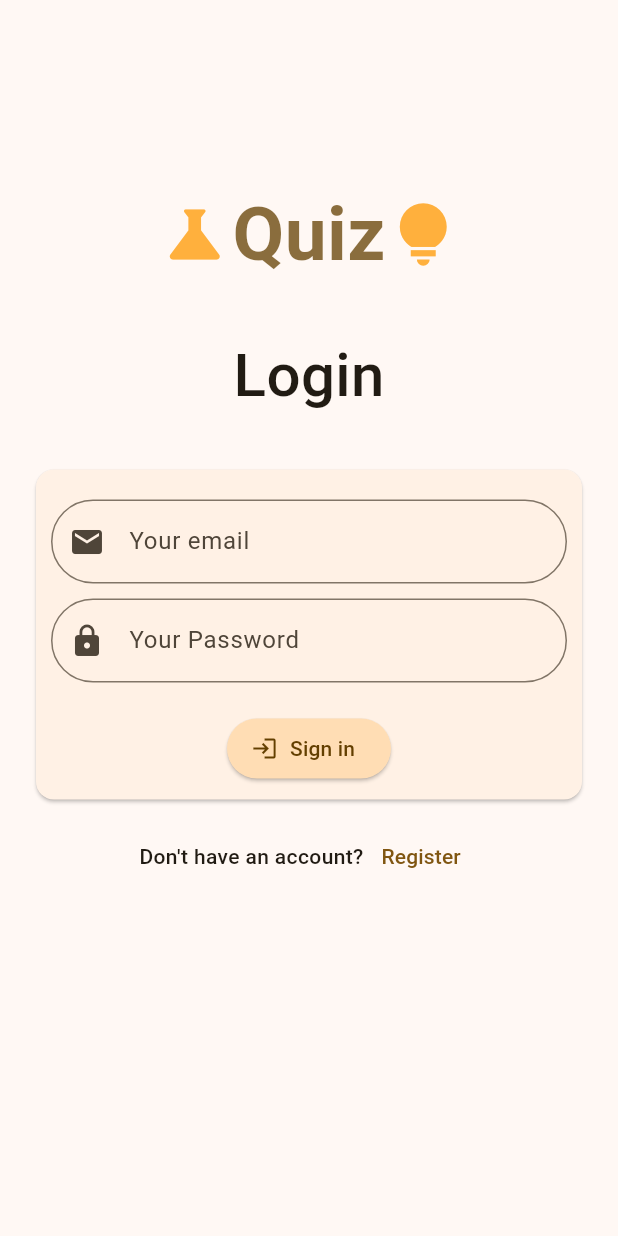
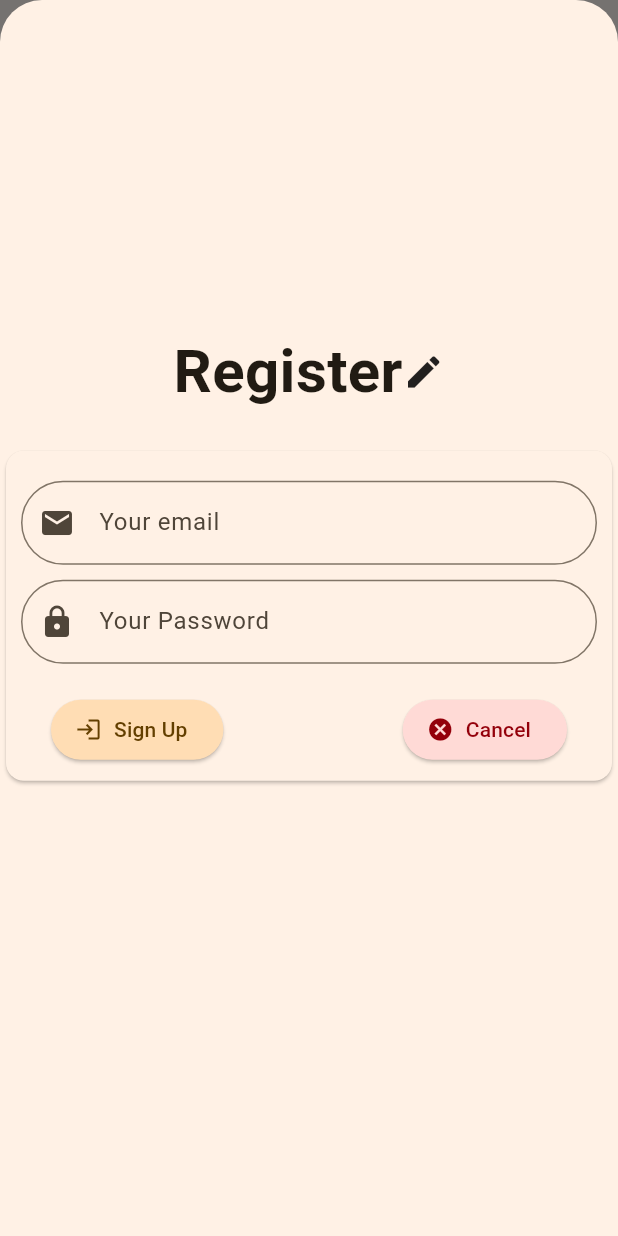
Before and after one commit to 20vikash/Stmz, a Flutter app: the screen it shows after launch, after a tap on "Register", on a phone screen of 412 x 824 dp. Run offline on Flutter 3.47's test engine with Material 2 defaults, Android fonts, the phone set to English and light mode, and no system bars.

Commit message:
Buid register modal screen

```diff
--- a/lib/auth.dart
+++ b/lib/auth.dart
@@ -1,5 +1,7 @@
 import 'package:flutter/material.dart';
 import 'package:flutter/services.dart';
+import 'package:stem_quiz/card.dart';
+import 'package:stem_quiz/register_sheet.dart';
 
 class Auth extends StatelessWidget {
   const Auth({super.key});
@@ -10,10 +12,8 @@ class Auth extends StatelessWidget {
       DeviceOrientation.portraitUp,
     ]);
 
-    final TextEditingController emailC = TextEditingController();
-    final TextEditingController passC = TextEditingController();
-
     return Scaffold(
+      resizeToAvoidBottomInset: false,
       body: SafeArea(
         child: Column(
           children: [
@@ -29,7 +29,7 @@ class Auth extends StatelessWidget {
                   color: Colors.orange.withOpacity(0.75),
                 ),
                 Text(
-                  "Quiz",
+                  "Stmz",
                   style: TextStyle(
                     fontSize: 50,
                     fontWeight: FontWeight.w700,
@@ -56,66 +56,10 @@ class Auth extends StatelessWidget {
             const SizedBox(
               height: 10,
             ),
-            Padding(
-              padding: const EdgeInsets.only(
-                  top: 20, right: 20, left: 20, bottom: 10),
-              child: Card(
-                child: Column(
-                  children: [
-                    Padding(
-                      padding: const EdgeInsets.fromLTRB(10, 20, 10, 0),
-                      child: TextField(
-                        controller: emailC,
-                        decoration: InputDecoration(
-                            hintText: "Your email",
-                            prefixIcon: const Icon(Icons.email),
-                            border: OutlineInputBorder(
-                                borderRadius: BorderRadius.circular(30))),
-                      ),
-                    ),
-                    const SizedBox(
-                      height: 10,
-                    ),
-                    Padding(
-                      padding: const EdgeInsets.fromLTRB(10, 0, 10, 0),
-                      child: TextField(
-                        obscureText: true,
-                        controller: passC,
-                        decoration: InputDecoration(
-                            border: OutlineInputBorder(
-                                borderRadius: BorderRadius.circular(30)),
-                            hintText: "Your Password",
-                            prefixIcon: const Icon(Icons.lock)),
-                      ),
-                    ),
-                    const SizedBox(
-                      height: 20,
-                    ),
-                    ElevatedButton.icon(
-                      onPressed: () {},
-                      icon: Icon(
-                        Icons.login,
-                        color: Theme.of(context).colorScheme.onPrimaryContainer,
-                      ),
-                      label: Text(
-                        "Sign in",
-                        style: TextStyle(
-                            color: Theme.of(context)
-                                .colorScheme
-                                .onPrimaryContainer),
-                      ),
-                      style: ButtonStyle(
-                        backgroundColor: MaterialStatePropertyAll(
-                            Theme.of(context).colorScheme.primaryContainer),
-                      ),
-                    ),
-                    const SizedBox(
-                      height: 10,
-                    ),
-                  ],
-                ),
-              ),
-            ),
+            const Padding(
+                padding:
+                    EdgeInsets.only(top: 20, right: 20, left: 20, bottom: 10),
+                child: CardWid(authString: "Sign in")),
             Row(
               mainAxisAlignment: MainAxisAlignment.center,
               children: [
@@ -124,7 +68,13 @@ class Auth extends StatelessWidget {
                   style: TextStyle(fontWeight: FontWeight.w500),
                 ),
                 TextButton(
-                  onPressed: () {},
+                  onPressed: () {
+                    showModalBottomSheet(
+                      isScrollControlled: true,
+                      context: context,
+                      builder: (ctx) => const Register(),
+                    );
+                  },
                   child: const Text("Register"),
                 ),
               ],
--- /dev/null
+++ b/lib/card.dart
@@ -0,0 +1,115 @@
+import 'package:flutter/material.dart';
+
+class CardWid extends StatelessWidget {
+  const CardWid({super.key, required this.authString});
+
+  final String authString;
+
+  @override
+  Widget build(BuildContext context) {
+    final TextEditingController emailC = TextEditingController();
+    final TextEditingController passC = TextEditingController();
+
+    return Card(
+      child: Column(
+        children: [
+          Padding(
+            padding: const EdgeInsets.fromLTRB(10, 20, 10, 0),
+            child: TextField(
+              controller: emailC,
+              decoration: InputDecoration(
+                  hintText: "Your email",
+                  prefixIcon: const Icon(Icons.email),
+                  border: OutlineInputBorder(
+                      borderRadius: BorderRadius.circular(30))),
+            ),
+          ),
+          const SizedBox(
+            height: 10,
+          ),
+          Padding(
+            padding: const EdgeInsets.fromLTRB(10, 0, 10, 0),
+            child: TextField(
+              obscureText: true,
+              controller: passC,
+              decoration: InputDecoration(
+                  border: OutlineInputBorder(
+                      borderRadius: BorderRadius.circular(30)),
+                  hintText: "Your Password",
+                  prefixIcon: const Icon(Icons.lock)),
+            ),
+          ),
+          const SizedBox(
+            height: 20,
+          ),
+          authString == "Sign in"
+              ? ElevatedButton.icon(
+                  onPressed: () {},
+                  icon: Icon(
+                    Icons.login,
+                    color: Theme.of(context).colorScheme.onPrimaryContainer,
+                  ),
+                  label: Text(
+                    authString,
+                    style: TextStyle(
+                        color:
+                            Theme.of(context).colorScheme.onPrimaryContainer),
+                  ),
+                  style: ButtonStyle(
+                    backgroundColor: MaterialStatePropertyAll(
+                        Theme.of(context).colorScheme.primaryContainer),
+                  ),
+                )
+              : Row(
+                mainAxisAlignment: MainAxisAlignment.center,
+                  children: [
+                    const SizedBox(width: 30),
+                    ElevatedButton.icon(
+                      onPressed: () {},
+                      icon: Icon(
+                        Icons.login,
+                        color: Theme.of(context).colorScheme.onPrimaryContainer,
+                      ),
+                      label: Text(
+                        authString,
+                        style: TextStyle(
+                            color: Theme.of(context)
+                                .colorScheme
+                                .onPrimaryContainer),
+                      ),
+                      style: ButtonStyle(
+                        backgroundColor: MaterialStatePropertyAll(
+                            Theme.of(context).colorScheme.primaryContainer),
+                      ),
+                    ),
+                    const  Spacer(),
+                    ElevatedButton.icon(
+                      onPressed: () {
+                        Navigator.pop(context);
+                      },
+                      icon: Icon(
+                        Icons.cancel,
+                        color: Theme.of(context).colorScheme.onErrorContainer,
+                      ),
+                      label: Text(
+                        "Cancel",
+                        style: TextStyle(
+                            color:
+                                Theme.of(context).colorScheme.onErrorContainer),
+                      ),
+                      style: ButtonStyle(
+                        backgroundColor: MaterialStatePropertyAll(
+                            Theme.of(context).colorScheme.errorContainer),
+                      ),
+                    ),
+                    const SizedBox(width: 30),
+                  ],
+                ),
+          const SizedBox(
+            height: 10,
+          ),
+        ],
+      ),
+    );
+  }
+}
--- /dev/null
+++ b/lib/register_sheet.dart
@@ -0,0 +1,36 @@
+import 'package:flutter/material.dart';
+import 'package:stem_quiz/card.dart';
+
+class Register extends StatelessWidget {
+  const Register({super.key});
+
+  @override
+  Widget build(BuildContext context) {
+
+    final keyboardHeight = MediaQuery.of(context).viewInsets.bottom;
+
+    return Padding(
+      padding: EdgeInsets.only(bottom: 80 + keyboardHeight),
+      child: const Column(
+        mainAxisSize: MainAxisSize.max,
+        mainAxisAlignment: MainAxisAlignment.center,
+        children: [
+          Row(
+            mainAxisAlignment: MainAxisAlignment.center,
+            children: [
+              Text(
+                "Register",
+                style: TextStyle(fontSize: 40, fontWeight: FontWeight.w700),
+              ),
+              Icon(Icons.create, size: 28),
+            ],
+          ),
+          SizedBox(height: 20),
+          CardWid(
+            authString: "Sign Up",
+          ),
+        ],
+      ),
+    );
+  }
+}
```
